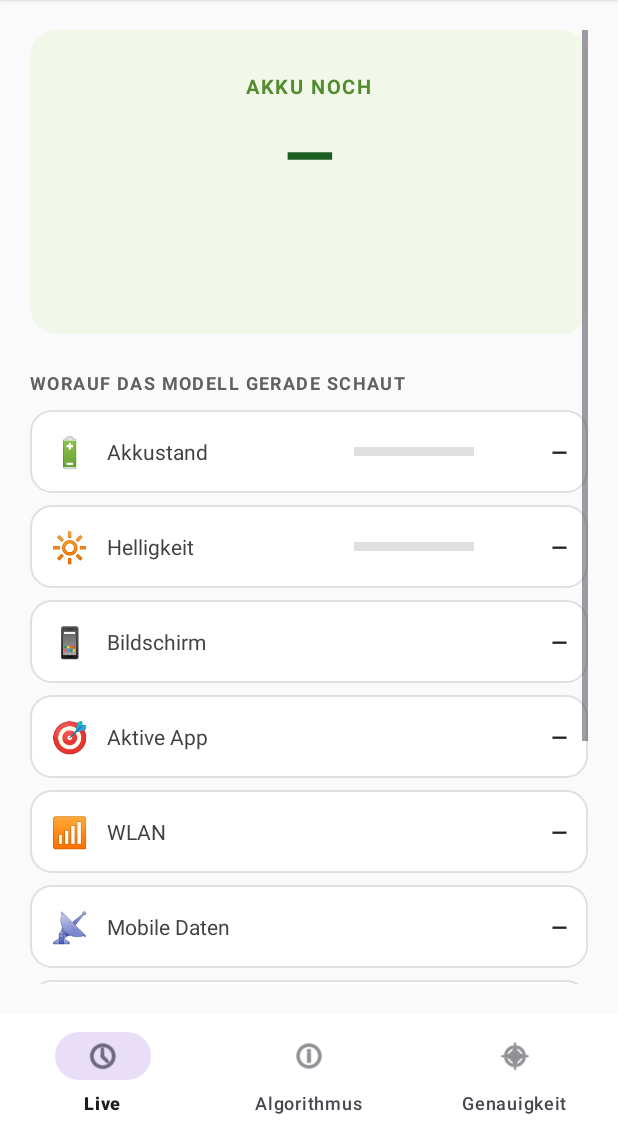
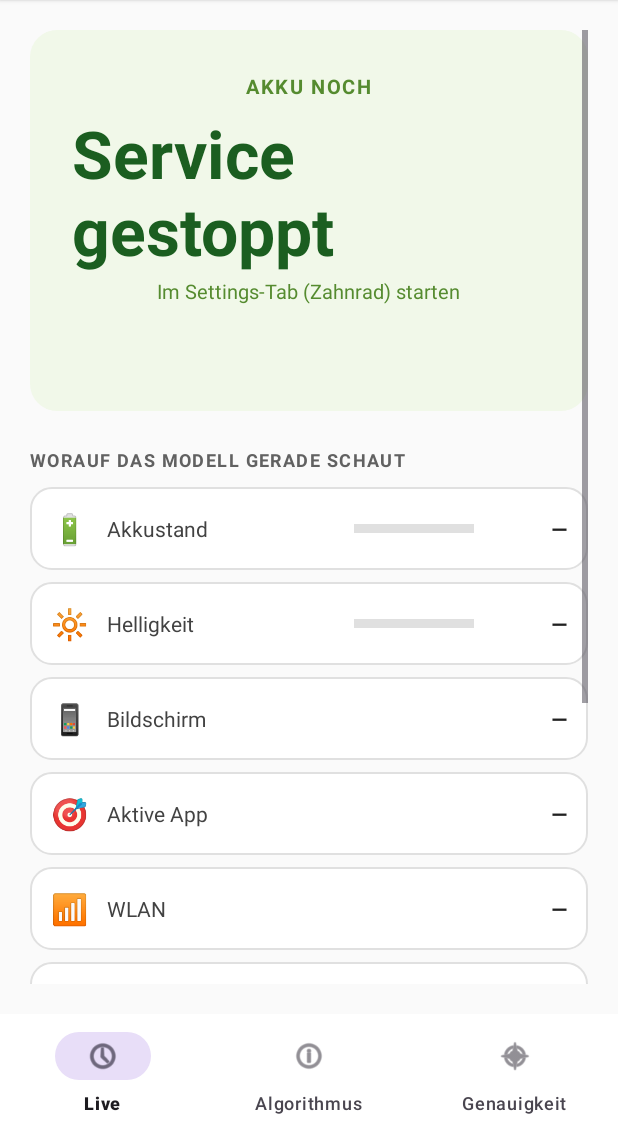
Before and after one commit to Keno-fsdf/HandyUsageRepo, an Android app: the screen it shows after launch (MainActivity), after a tap on "Uberspringen", on a phone screen of 412 x 824 dp, the part 102-1236 px from its top. Run offline under Robolectric (Android 15) with nearby library versions, the phone set to English and light mode, and no system bars; 1 other tap on this screen came first.

Commit message:
Fix Live-Tab showing blank dashes when service is stopped after reinstall
After 'adb install -r' (or any APK update) the Foreground-Service does
not auto-restart. Result: opening the app shows the Live-Tab with empty
sensor cards and a bare em-dash, no clear hint what's going on.

Three fixes:
- MainActivity.ensureServiceRunning() now runs on every app open, not
  only on first launch -- startForegroundService is idempotent so this
  is safe.
- LiveFragment.showInitialState() runs at onResume(): if the service
  is enabled it shows "Sammle Werte..." and triggers a REFRESH intent
  so the first broadcast arrives within ~1s instead of up to 30s.
- If the service is explicitly stopped in Settings, the Live-Tab now
  says "Service gestoppt - im Settings-Tab (Zahnrad) starten"
  instead of staying blank.

Co-Authored-By: Claude <noreply@anthropic.com>

```diff
--- a/android/app/src/main/java/com/batterypredictor/datacollector/LiveFragment.kt
+++ b/android/app/src/main/java/com/batterypredictor/datacollector/LiveFragment.kt
@@ -120,6 +120,36 @@ class LiveFragment : Fragment() {
             @Suppress("UnspecifiedRegisterReceiverFlag")
             requireContext().registerReceiver(predictionReceiver, filter)
         }
+        showInitialState()
+    }
+
+    /**
+     * Zeigt einen klaren Status, BEVOR der erste Broadcast kommt.
+     * Bei laufendem Service: \glqq{}Sammle Werte\grqq{} + REFRESH triggern,
+     * damit die Daten in 1-2s da sind statt erst nach dem naechsten 30s-Tick.
+     * Bei gestopptem Service: klarer Hinweis, dass im Settings-Tab gestartet
+     * werden muss.
+     */
+    private fun showInitialState() {
+        val ctx = context ?: return
+        val enabled = ctx.getSharedPreferences("battery_collector", AppCompatActivity.MODE_PRIVATE)
+            .getBoolean("service_enabled", false)
+        if (enabled) {
+            predictionText.text = getString(R.string.live_initial_main)
+            predictionDetail.text = getString(R.string.live_initial_sub)
+            confidenceBadge.visibility = View.INVISIBLE
+            // Sofort einen Messpunkt vom Service holen, statt 30s zu warten.
+            try {
+                val refresh = Intent(ctx, DataCollectorService::class.java).apply {
+                    action = "REFRESH"
+                }
+                androidx.core.content.ContextCompat.startForegroundService(ctx, refresh)
+            } catch (_: Exception) { /* best-effort */ }
+        } else {
+            predictionText.text = getString(R.string.live_service_stopped_main)
+            predictionDetail.text = getString(R.string.live_service_stopped_sub)
+            confidenceBadge.visibility = View.INVISIBLE
+        }
     }
 
     override fun onPause() {
--- a/android/app/src/main/java/com/batterypredictor/datacollector/MainActivity.kt
+++ b/android/app/src/main/java/com/batterypredictor/datacollector/MainActivity.kt
@@ -72,16 +72,14 @@ class MainActivity : AppCompatActivity() {
             bottomNav.selectedItemId = R.id.tab_live
         }
 
-        // Falls der Service noch nie gestartet wurde, einmalig anwerfen.
-        // Den Soft-Start verlassen wir, falls UsageStats fehlt -- der Nutzer
-        // wird im Settings-Screen ohnehin erinnert.
-        val prefs = getSharedPreferences("battery_collector", MODE_PRIVATE)
-        if (!prefs.contains("service_started_at")) {
-            tryStartService(prefs)
-        }
+        // Bei jedem App-Start sicherstellen, dass der Service laeuft.
+        // startForegroundService ist idempotent -- wenn er schon laeuft,
+        // passiert nichts. Wenn er nach App-Update / Reinstall noch nicht
+        // hochgekommen ist (was passiert), wird er hier wieder angestossen.
+        ensureServiceRunning()
     }
 
-    private fun tryStartService(prefs: android.content.SharedPreferences) {
+    private fun ensureServiceRunning() {
         // Hard requirement Android 13+: ohne POST_NOTIFICATIONS kann der
         // Foreground-Service kein Notification anzeigen -> wir warten lieber,
         // bis der Nutzer es im Settings-Tab anstoesst.
@@ -91,9 +89,12 @@ class MainActivity : AppCompatActivity() {
             return
         }
         try {
-            prefs.edit()
-                .putLong("service_started_at", System.currentTimeMillis())
-                .apply()
+            val prefs = getSharedPreferences("battery_collector", MODE_PRIVATE)
+            if (!prefs.contains("service_started_at")) {
+                prefs.edit()
+                    .putLong("service_started_at", System.currentTimeMillis())
+                    .apply()
+            }
             val intent = Intent(this, DataCollectorService::class.java)
             ContextCompat.startForegroundService(this, intent)
         } catch (_: Exception) { }
--- a/android/app/src/main/res/values/strings.xml
+++ b/android/app/src/main/res/values/strings.xml
@@ -78,6 +78,11 @@
     <string name="notif_charging">Laedt – Akku %1$d%%</string>
     <string name="notif_full">Akku voll – Vorhersage pausiert</string>
 
+    <string name="live_initial_main">Sammle Werte…</string>
+    <string name="live_initial_sub">Erste Messung kommt in wenigen Sekunden</string>
+    <string name="live_service_stopped_main">Service gestoppt</string>
+    <string name="live_service_stopped_sub">Im Settings-Tab (Zahnrad) starten</string>
+
     <!-- Accuracy Tab -->
     <string name="acc_title">Wer war heute genauer?</string>
     <string name="acc_our_model">Mein TinyML-Modell</string>
```
